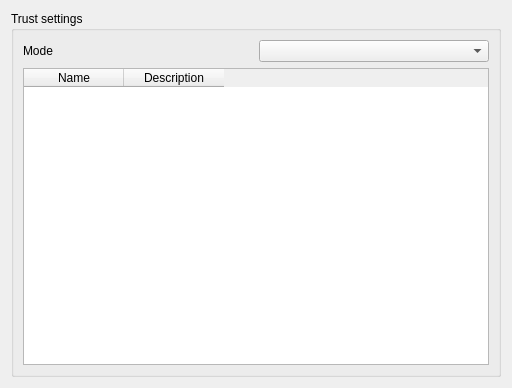
First picture: the form in agent/src/clacks/agent/data/templates/default/trustaccount.ui, repository gonicus/clacks, before the edit.
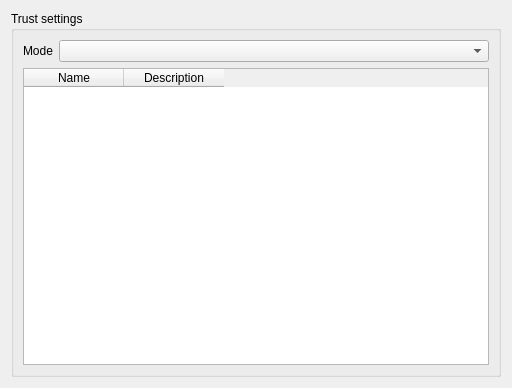
Second picture: the form after the edit. Icons and pictures are not drawn.

Diff of the .ui file:
```diff
--- a/agent/src/clacks/agent/data/templates/default/trustaccount.ui
+++ b/agent/src/clacks/agent/data/templates/default/trustaccount.ui
@@ -10,12 +10,6 @@
     <height>388</height>
    </rect>
   </property>
-  <property name="sizePolicy">
-   <sizepolicy hsizetype="Expanding" vsizetype="Expanding">
-    <horstretch>0</horstretch>
-    <verstretch>0</verstretch>
-   </sizepolicy>
-  </property>
   <property name="windowTitle">
    <string>Trust account</string>
   </property>
@@ -26,49 +20,40 @@
   <layout class="QGridLayout" name="gridLayout_3">
    <item row="0" column="0">
     <widget class="QGroupBox" name="groupBox">
-     <property name="sizePolicy">
-      <sizepolicy hsizetype="Expanding" vsizetype="Expanding">
-       <horstretch>1</horstretch>
-       <verstretch>1</verstretch>
-      </sizepolicy>
-     </property>
      <property name="title">
       <string>Trust settings</string>
      </property>
-     <layout class="QGridLayout" name="gridLayout">
+     <layout class="QVBoxLayout" name="verticalLayout_2">
       <property name="margin">
        <number>9</number>
       </property>
-      <item row="0" column="0">
-       <layout class="QGridLayout" name="gridLayout_2">
+      <item>
+       <layout class="QVBoxLayout" name="verticalLayout">
         <property name="margin">
          <number>0</number>
         </property>
-        <item row="0" column="0">
-         <layout class="QHBoxLayout" name="horizontalLayout">
+        <item>
+         <layout class="QFormLayout" name="formLayout">
+          <property name="fieldGrowthPolicy">
+           <enum>QFormLayout::AllNonFixedFieldsGrow</enum>
+          </property>
           <property name="margin">
            <number>0</number>
           </property>
-          <item>
+          <item row="0" column="0">
            <widget class="QLabel" name="label">
             <property name="text">
              <string>Mode</string>
             </property>
            </widget>
           </item>
-          <item>
+          <item row="0" column="1">
            <widget class="QComboBox" name="comboBox"/>
           </item>
          </layout>
         </item>
-        <item row="1" column="0">
+        <item>
          <widget class="QTableWidget" name="tableWidget">
-          <property name="sizePolicy">
-           <sizepolicy hsizetype="Expanding" vsizetype="Expanding">
-            <horstretch>1</horstretch>
-            <verstretch>1</verstretch>
-           </sizepolicy>
-          </property>
           <property name="editTitle" stdset="0">
            <string>Edit trusted hosts</string>
           </property>
```
